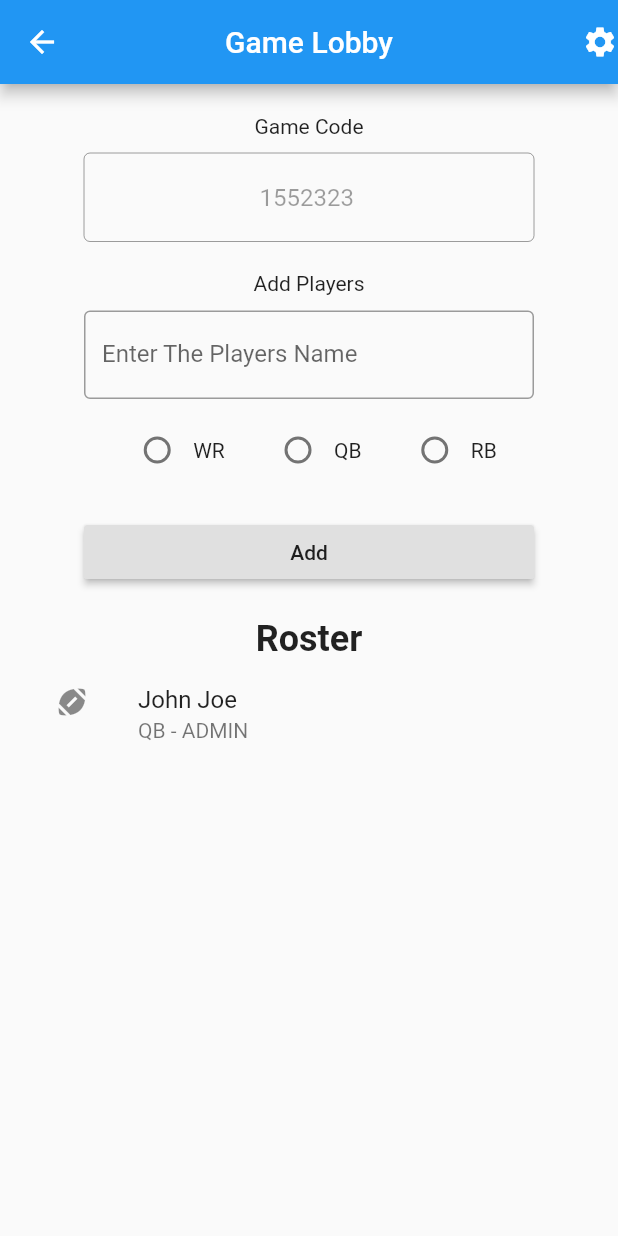
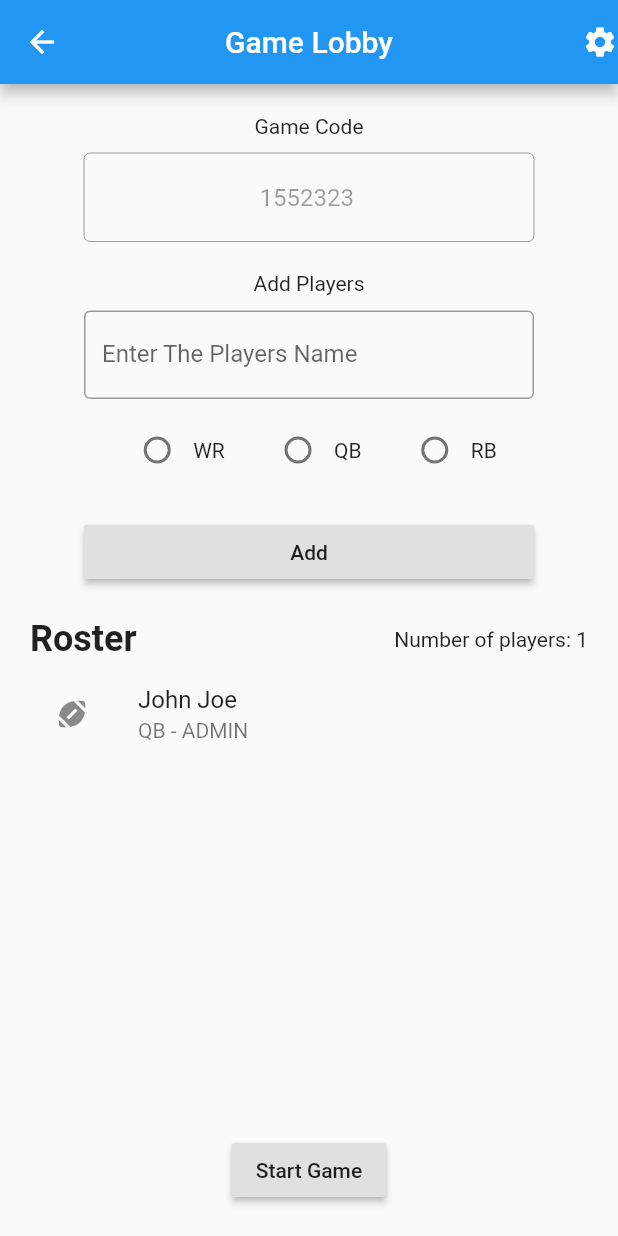
Before and after one commit to esteakshapin/pickupfootball, a Flutter app: the LobbyPage screen opened directly, on a phone screen of 412 x 824 dp. Run offline on Flutter 3.47's test engine with Material 2 defaults, Android fonts, the phone set to English and light mode, and no system bars; drawn by our look-alikes of oktoast; our stand-ins replace faker, google_fonts.

Commit message:
finished lobbypage; added game page;

```diff
--- a/lib/Player.dart
+++ b/lib/Player.dart
@@ -1,7 +1,7 @@
 class Player{
-  static String QB = "QB";
-  static String WR = "WR";
-  static String RB = "RB";
+  static final String QB = "QB";
+  static final String WR = "WR";
+  static final String RB = "RB";
 
   String _name;
   String _position;
--- /dev/null
+++ b/lib/entry_points/game_page.dart
@@ -0,0 +1,31 @@
+import 'package:faker/faker.dart';
+import 'package:flutter/material.dart';
+import 'package:pickupfootball/screens/game_page/game_page.dart';
+
+import '../Player.dart';
+import '../settings.dart';
+
+void main() {
+  runApp(GamePageEntry());
+}
+
+// Entry Point to Lobby Page
+class GamePageEntry extends StatelessWidget {
+  List<Player> players = new List<Player>();
+
+  // This widget is the root of your application.
+  @override
+  Widget build(BuildContext context) {
+    players.add(Player(faker.person.name(), Player.QB, true));
+    for(int i = 0; i < 10; i++){
+      players.add(Player(faker.person.name(), Player.WR));
+    }
+    return MaterialApp(
+      title: 'Pick Up Football',
+      theme: ThemeData(
+        primarySwatch: Colors.blue,
+      ),
+      home: GamePage(players, Settings(true, 1, 1, true, 6)),
+    );
+  }
+}
--- a/lib/entry_points/lobby_page_entry.dart
+++ b/lib/entry_points/lobby_page_entry.dart
@@ -18,7 +18,7 @@ class LobbyPageEntry extends StatelessWidget {
       theme: ThemeData(
         primarySwatch: Colors.blue,
       ),
-      home: LobbyPage(Player("John Joe", "QB"), Settings("Yes", 1, 1)),
+      home: LobbyPage(Player("John Joe", "QB", true), Settings(true, 1, 1, true, 6)),
     );
   }
 }
--- a/lib/entry_points/main.dart
+++ b/lib/entry_points/main.dart
@@ -19,21 +19,6 @@ class MyApp extends StatelessWidget {
         primarySwatch: Colors.blue,
       ),
       home: HomePage(title: 'Pick Up Football'),
-    );
-  }
-}
-
-// Entry Point to Lobby Page
-class LobbyPageEntry extends StatelessWidget {
-  // This widget is the root of your application.
-  @override
-  Widget build(BuildContext context) {
-    return MaterialApp(
-      title: 'Pick Up Football',
-      theme: ThemeData(
-        primarySwatch: Colors.blue,
-      ),
-      home: LobbyPage(Player("John Joe", "QB"), Settings("Yes", 1, 1)),
     );
   }
 }
--- /dev/null
+++ b/lib/player_card.dart
@@ -0,0 +1,52 @@
+import 'package:flutter/material.dart';
+
+import 'Player.dart';
+
+class PlayerCard extends StatelessWidget {
+  Player _player;
+  Function _removePlayer;
+  Color tile_color;
+
+  PlayerCard(this._player, this._removePlayer, {this.tile_color = null});
+
+  Icon leadingIcon(String position){
+    switch(position){
+      case "QB":
+        return Icon(Icons.sports_football);
+      case "WR":
+        return Icon(Icons.sports_kabaddi_sharp);
+      case "RB":
+        return Icon(Icons.directions_run_sharp);
+
+    }
+  }
+
+  @override
+  Widget build(BuildContext context) {
+    return Container(
+      constraints: BoxConstraints(
+        maxWidth: 400,
+      ),
+      child: ListTile(
+        tileColor: tile_color,
+        leading: Column(
+          mainAxisAlignment: MainAxisAlignment.center,
+          children: [
+            leadingIcon(_player.position),
+          ],
+        ),
+        title: Text(_player.name),
+        subtitle: _player.admin
+            ? Text(_player.position + " - " + "ADMIN")
+            : Text(_player.position),
+        trailing: (!_player.admin) ? IconButton(
+          icon: Icon(Icons.delete_forever_sharp),
+          onPressed: (){
+            _removePlayer(_player);
+          },
+        ) : null,
+      ),
+
+    );
+  }
+}
--- a/lib/screens/lobby_page/lobby_page.dart
+++ b/lib/screens/lobby_page/lobby_page.dart
@@ -3,6 +3,7 @@ import 'dart:collection';
 import 'package:flutter/cupertino.dart';
 import 'package:flutter/material.dart';
 import 'package:oktoast/oktoast.dart';
+import 'package:pickupfootball/screens/game_page/game_page.dart';
 import 'package:pickupfootball/screens/lobby_page/lobby_info.dart';
 import 'package:pickupfootball/screens/lobby_page/roster_widget.dart';
 
@@ -13,19 +14,18 @@ class LobbyPage extends StatefulWidget {
   Player _admin;
   List<Player> players = new List<Player>();
   Settings _settings;
+
   @override
   _LobbyPageState createState() => _LobbyPageState();
 
-  LobbyPage(Player admin, Settings settings){
+  LobbyPage(Player admin, Settings settings) {
     _admin = admin;
-    _admin.admin = true;
     players.add(admin);
     _settings = settings;
   }
 }
 
 class _LobbyPageState extends State<LobbyPage> {
-
   @override
   void initState() {
     // TODO: implement initState
@@ -35,10 +35,23 @@ class _LobbyPageState extends State<LobbyPage> {
     print(widget.players[0].admin);
   }
 
-  void addPlayers(Player p){
+  void addPlayers(Player p) {
     setState(() {
       widget.players.add(p);
-      print(widget.players[0].position + " / " + widget.players[0].admin.toString());
+      print(
+          "added: " + p.name + " / " + p.position + " / " + p.admin.toString());
+    });
+  }
+
+  void removePlayer(Player p) {
+    setState(() {
+      widget.players.remove(p);
+      print("removed: " +
+          p.name +
+          " / " +
+          p.position +
+          " / " +
+          p.admin.toString());
     });
   }
 
@@ -46,11 +59,10 @@ class _LobbyPageState extends State<LobbyPage> {
   Widget build(BuildContext context) {
     return OKToast(
       child: Scaffold(
+        resizeToAvoidBottomPadding: false,
         appBar: AppBar(
           centerTitle: true,
-          title: Text(
-            "Game Lobby"
-          ),
+          title: Text("Game Lobby"),
           actions: [Icon(Icons.settings)],
         ),
         body: Center(
@@ -61,11 +73,37 @@ class _LobbyPageState extends State<LobbyPage> {
               crossAxisAlignment: CrossAxisAlignment.center,
               children: [
                 LobbyInfo("1552323", addPlayers),
-                SizedBox(height: 20,),
-                RosterWidget(widget.players)
+                SizedBox(
+                  height: 20,
+                ),
+                RosterWidget(widget.players, removePlayer),
+                RaisedButton(
+                  child: Text("Start Game"),
+                  onPressed: () {
+                    print('pressed start game');
+                    if (widget.players.length >=
+                        widget._settings.num_of_players__on_field) {
+                      Navigator.of(context).pop();
+                      Navigator.push(
+                          context,
+                          MaterialPageRoute(
+                              builder: (context) =>
+                                  GamePage(widget.players, widget._settings)));
+                    } else {
+                      setState(() {
+                        showToast(
+                          " Please make sure to have at least " +
+                              widget._settings.num_of_players__on_field
+                                  .toString() +
+                              " players",
+                          position: ToastPosition.center,
+                        );
+                      });
+                    }
+                  },
+                )
               ],
             ),
-
           ),
         ),
       ),
--- a/lib/screens/lobby_page/roster_widget.dart
+++ b/lib/screens/lobby_page/roster_widget.dart
@@ -2,43 +2,44 @@ import 'package:flutter/material.dart';
 import 'package:flutter/rendering.dart';
 
 import '../../Player.dart';
+import '../../player_card.dart';
 
 class RosterWidget extends StatelessWidget {
   List<Player> players = new List<Player>();
+  Function _removePlayer;
 
-  RosterWidget(this.players);
+  RosterWidget(this.players, this._removePlayer);
 
   @override
   Widget build(BuildContext context) {
-    return Column(
-      children: [
-        Text(
-          "Roster",
-          style: TextStyle(fontSize: 24, fontWeight: FontWeight.bold),
+    return Expanded(
+      child: Container(
+        child: Column(
+          children: [
+            Row(
+              mainAxisAlignment: MainAxisAlignment.spaceBetween,
+              children: [
+                Text(
+                  "Roster",
+                  style: TextStyle(fontSize: 24, fontWeight: FontWeight.bold),
+                ),
+                Text(
+                  "Number of players: " +
+                  players.length.toString()
+                )
+              ],
+            ),
+
+            Expanded(
+              child: ListView(
+                    children: [
+                      for (var i in players) PlayerCard(i, _removePlayer)
+                    ],
+                  ),
+            )
+          ],
         ),
-        for (var i in players) PlayerCard(i)
-      ],
+      ),
     );
   }
 }
-
-class PlayerCard extends StatelessWidget {
-  Player _player;
-
-  PlayerCard(this._player);
-
-  @override
-  Widget build(BuildContext context) {
-    return Container(
-      constraints: BoxConstraints(
-        maxWidth: 400,
-      ),
-      child: ListTile(
-          leading: (_player.position == Player.QB) ? Icon(Icons.sports_football) : (_player.position == Player.WR) ? Icon(Icons.sports_kabaddi_sharp) : Icon(Icons.directions_run_sharp),
-          title: Text(_player.name),
-          subtitle: _player.admin
-              ? Text(_player.position + " - " + "ADMIN")
-              : Text(_player.position)),
-    );
-  }
-}
--- a/lib/settings.dart
+++ b/lib/settings.dart
@@ -1,9 +1,32 @@
+import 'dart:ui';
+
 class Settings{
-  String _qb_playing_offense_and_defense;
-  int _rotate_after_drive, _score_amnt;
+  bool _qb_playing_offense_and_defense;
+  int _rotate_after_drive, _score_amnt, _num_of_players__on_field;
+  bool _starting_possesion;
+
+  static final Color darkGreen = Color(0xFF405d3a);
+  static final Color lightGreen = Color(0xFFa6c64c);
+  static final Color darkRed = Color(0xFFc80003);
+  static final Color lightRed = Color(0xFFff955f);
+  static final Color lightBlue = Color(0xFF86c6be);
+
+
 
   Settings(this._qb_playing_offense_and_defense, this._rotate_after_drive,
-      this._score_amnt);
+      this._score_amnt, this._starting_possesion, this._num_of_players__on_field);
+
+  get num_of_players__on_field => _num_of_players__on_field;
+
+  set num_of_players__on_field(value) {
+    _num_of_players__on_field = value;
+  }
+
+  bool get starting_possesion => _starting_possesion;
+
+  set starting_possesion(bool value) {
+    _starting_possesion = value;
+  }
 
   int get rotate_after_drive => _rotate_after_drive;
 
@@ -11,9 +34,9 @@ class Settings{
     _rotate_after_drive = value;
   }
 
-  String get qb_playing_offense_and_defense => _qb_playing_offense_and_defense;
+  bool get qb_playing_offense_and_defense => _qb_playing_offense_and_defense;
 
-  set qb_playing_offense_and_defense(String value) {
+  set qb_playing_offense_and_defense(bool value) {
     _qb_playing_offense_and_defense = value;
   }
 
--- a/pubspec.yaml
+++ b/pubspec.yaml
@@ -30,6 +30,8 @@ dependencies:
   cupertino_icons: ^1.0.1
 #  flutter_form_builder: ^4.0.1
   oktoast: ^2.3.2
+  faker: ^1.3.0
+  google_fonts: ^1.1.1
 
 dev_dependencies:
   flutter_test:
```
Also changed, not shown: lib/screens/create_game.dart (+93 -25 lines), lib/screens/game_page/ScoreWidget.dart (added, +47 -0 lines), lib/screens/game_page/game_page.dart (added, +75 -0 lines), lib/screens/game_page/on_field.dart (added, +57 -0 lines), lib/screens/game_page/score_board.dart (added, +120 -0 lines), lib/screens/game_page/stop_watch.dart (added, +39 -0 lines), pubspec.lock, 1 other file.
